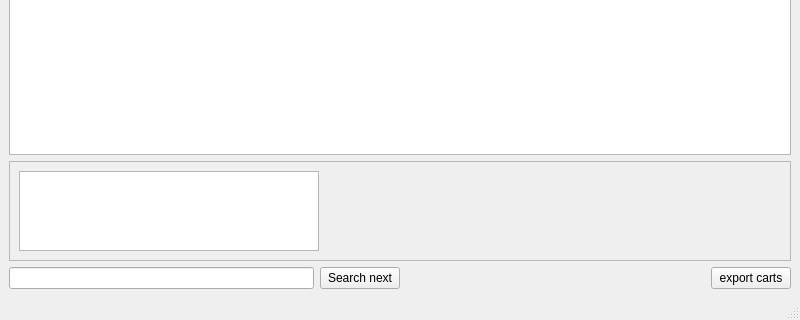
Before: the Qt Designer form src/gui/mainwindow.ui in pioupus/pyBomQuote, drawn with Qt 5; both pictures show x 0 to 800 and y 280 to 600 of the 800 by 600 pixel window.
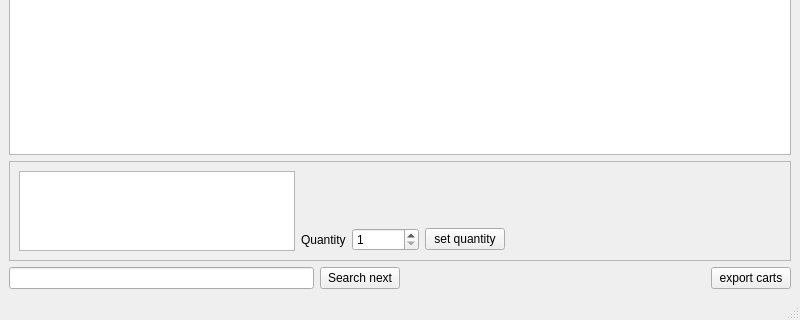
After: the same form once the commit is applied.

```diff
--- a/src/gui/mainwindow.ui
+++ b/src/gui/mainwindow.ui
@@ -49,22 +49,68 @@
           </widget>
          </item>
          <item>
-          <layout class="QVBoxLayout" name="verticalLayout">
-           <item>
-            <spacer name="horizontalSpacer">
+          <layout class="QGridLayout" name="gridLayout_3">
+           <item row="1" column="0">
+            <widget class="QLabel" name="lblqty">
+             <property name="text">
+              <string>Quantity</string>
+             </property>
+            </widget>
+           </item>
+           <item row="1" column="1">
+            <widget class="QSpinBox" name="spnQty">
+             <property name="maximumSize">
+              <size>
+               <width>16777208</width>
+               <height>16777215</height>
+              </size>
+             </property>
+             <property name="minimum">
+              <number>1</number>
+             </property>
+             <property name="maximum">
+              <number>10000000</number>
+             </property>
+             <property name="singleStep">
+              <number>10</number>
+             </property>
+            </widget>
+           </item>
+           <item row="0" column="0">
+            <spacer name="verticalSpacer">
              <property name="orientation">
-              <enum>Qt::Horizontal</enum>
+              <enum>Qt::Vertical</enum>
              </property>
              <property name="sizeHint" stdset="0">
               <size>
-               <width>40</width>
-               <height>20</height>
+               <width>20</width>
+               <height>40</height>
               </size>
              </property>
             </spacer>
            </item>
+           <item row="1" column="2">
+            <widget class="QPushButton" name="btnSetQty">
+             <property name="text">
+              <string>set quantity</string>
+             </property>
+            </widget>
+           </item>
           </layout>
          </item>
+         <item>
+          <spacer name="horizontalSpacer">
+           <property name="orientation">
+            <enum>Qt::Horizontal</enum>
+           </property>
+           <property name="sizeHint" stdset="0">
+            <size>
+             <width>40</width>
+             <height>20</height>
+            </size>
+           </property>
+          </spacer>
+         </item>
         </layout>
        </item>
       </layout>
```
